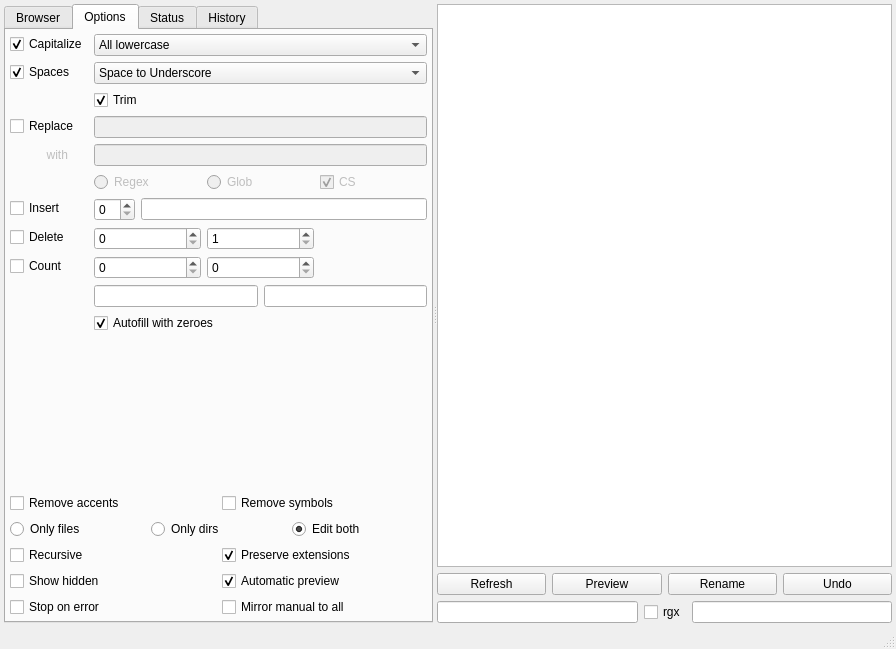
Before: the Qt Designer form gui/filebrowser/demimove.ui in gmdfalk/60-days-of-python, drawn with Qt 5.
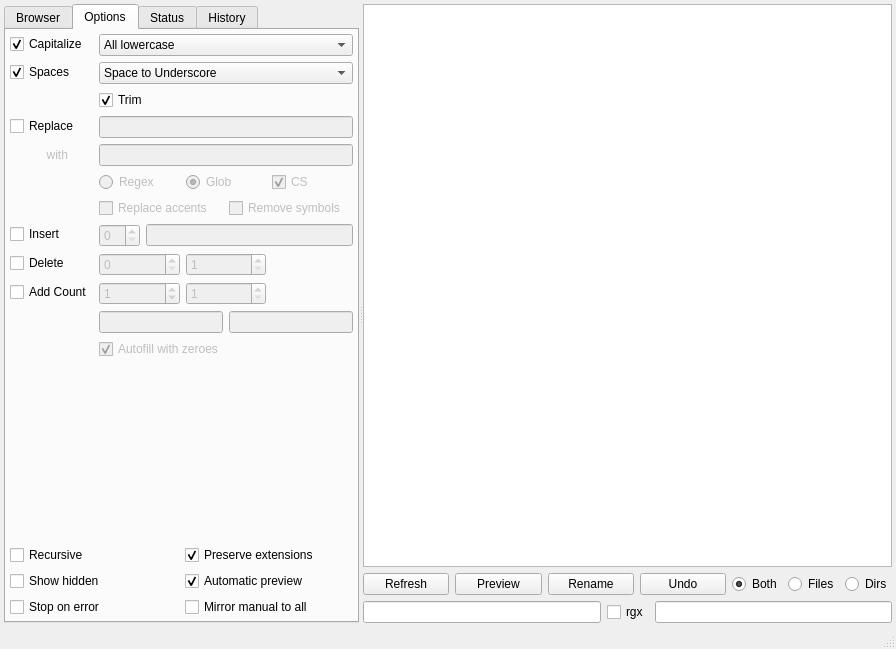
After: the same form once the commit is applied.

Commit message: moving couple of gui things around

Diff of the .ui file:
```diff
--- a/gui/filebrowser/demimove.ui
+++ b/gui/filebrowser/demimove.ui
@@ -62,7 +62,7 @@
           <number>4</number>
          </property>
          <item>
-          <layout class="QVBoxLayout" name="actionlayout" stretch="0,0,0">
+          <layout class="QVBoxLayout" name="actionlayout" stretch="0">
            <item>
             <layout class="QFormLayout" name="actionforms">
              <property name="fieldGrowthPolicy">
@@ -251,17 +251,20 @@
                </item>
               </layout>
              </item>
-             <item row="6" column="0">
+             <item row="8" column="0">
               <widget class="QCheckBox" name="insertcheck">
                <property name="text">
                 <string>Insert</string>
                </property>
               </widget>
              </item>
-             <item row="6" column="1">
+             <item row="8" column="1">
               <layout class="QHBoxLayout" name="insertlayout">
                <item>
                 <widget class="QSpinBox" name="insertpos">
+                 <property name="enabled">
+                  <bool>false</bool>
+                 </property>
                  <property name="toolTip">
                   <string>&lt;html&gt;&lt;head/&gt;&lt;body&gt;&lt;p&gt;&lt;span style=&quot; font-weight:600;&quot;&gt;Insert start position&lt;/span&gt;&lt;/p&gt;&lt;p&gt;Position to insert the following string into. Choose -1 to append.&lt;/p&gt;&lt;/body&gt;&lt;/html&gt;</string>
                  </property>
@@ -269,6 +272,9 @@
                </item>
                <item>
                 <widget class="QLineEdit" name="insertedit">
+                 <property name="enabled">
+                  <bool>false</bool>
+                 </property>
                  <property name="toolTip">
                   <string>&lt;html&gt;&lt;head/&gt;&lt;body&gt;&lt;p&gt;&lt;span style=&quot; font-weight:600;&quot;&gt;Insert string&lt;/span&gt;&lt;/p&gt;&lt;p&gt;String to insert at the defined position.&lt;/p&gt;&lt;/body&gt;&lt;/html&gt;</string>
                  </property>
@@ -276,17 +282,20 @@
                </item>
               </layout>
              </item>
-             <item row="7" column="0">
+             <item row="9" column="0">
               <widget class="QCheckBox" name="deletecheck">
                <property name="text">
                 <string>Delete</string>
                </property>
               </widget>
              </item>
-             <item row="7" column="1">
+             <item row="9" column="1">
               <layout class="QHBoxLayout" name="deletelayout">
                <item>
                 <widget class="QSpinBox" name="deletestart">
+                 <property name="enabled">
+                  <bool>false</bool>
+                 </property>
                  <property name="toolTip">
                   <string>&lt;html&gt;&lt;head/&gt;&lt;body&gt;&lt;p&gt;&lt;span style=&quot; font-weight:600;&quot;&gt;Delete Start Position&lt;/span&gt;&lt;/p&gt;&lt;p&gt;Position to start deleting from.&lt;/p&gt;&lt;/body&gt;&lt;/html&gt;</string>
                  </property>
@@ -297,6 +306,9 @@
                </item>
                <item>
                 <widget class="QSpinBox" name="deleteend">
+                 <property name="enabled">
+                  <bool>false</bool>
+                 </property>
                  <property name="toolTip">
                   <string>&lt;html&gt;&lt;head/&gt;&lt;body&gt;&lt;p&gt;&lt;span style=&quot; font-weight:600;&quot;&gt;Delete End Position&lt;/span&gt;&lt;/p&gt;&lt;p&gt;Position to stop deletion at.&lt;/p&gt;&lt;/body&gt;&lt;/html&gt;</string>
                  </property>
@@ -317,33 +329,45 @@
                </item>
               </layout>
              </item>
-             <item row="8" column="0">
+             <item row="10" column="0">
               <widget class="QCheckBox" name="countcheck">
                <property name="text">
-                <string>Count</string>
+                <string>Add Count</string>
                </property>
               </widget>
              </item>
-             <item row="8" column="1">
+             <item row="10" column="1">
               <layout class="QHBoxLayout" name="countlayout" stretch="0,0,0">
                <item>
                 <widget class="QSpinBox" name="countstart">
+                 <property name="enabled">
+                  <bool>false</bool>
+                 </property>
                  <property name="toolTip">
                   <string>&lt;html&gt;&lt;head/&gt;&lt;body&gt;&lt;p&gt;&lt;span style=&quot; font-weight:600;&quot;&gt;Count base&lt;/span&gt;&lt;/p&gt;&lt;p&gt;This number will be used as a starting point to count from.&lt;/p&gt;&lt;/body&gt;&lt;/html&gt;</string>
                  </property>
                  <property name="whatsThis">
                   <string>&lt;html&gt;&lt;head/&gt;&lt;body&gt;&lt;p&gt;Count-Base&lt;/p&gt;&lt;/body&gt;&lt;/html&gt;</string>
                  </property>
+                 <property name="value">
+                  <number>1</number>
+                 </property>
                 </widget>
                </item>
                <item>
-                <widget class="QSpinBox" name="countend">
+                <widget class="QSpinBox" name="countstep">
+                 <property name="enabled">
+                  <bool>false</bool>
+                 </property>
                  <property name="toolTip">
                   <string>&lt;html&gt;&lt;head/&gt;&lt;body&gt;&lt;p&gt;&lt;span style=&quot; font-weight:600;&quot;&gt;Count step&lt;/span&gt;&lt;/p&gt;&lt;p&gt;Increment the base by this number per target.&lt;/p&gt;&lt;/body&gt;&lt;/html&gt;</string>
                  </property>
                  <property name="whatsThis">
                   <string>&lt;html&gt;&lt;head/&gt;&lt;body&gt;&lt;p&gt;Count-Step&lt;/p&gt;&lt;/body&gt;&lt;/html&gt;</string>
                  </property>
+                 <property name="minimum">
+                  <number>1</number>
+                 </property>
                 </widget>
                </item>
                <item>
@@ -355,10 +379,13 @@
                </item>
               </layout>
              </item>
-             <item row="9" column="1">
+             <item row="11" column="1">
               <layout class="QHBoxLayout" name="countstringlabel">
                <item>
                 <widget class="QLineEdit" name="countpreedit">
+                 <property name="enabled">
+                  <bool>false</bool>
+                 </property>
                  <property name="toolTip">
                   <string>&lt;html&gt;&lt;head/&gt;&lt;body&gt;&lt;p&gt;&lt;span style=&quot; font-weight:600;&quot;&gt;Count Prefix&lt;/span&gt;&lt;/p&gt;&lt;p&gt;A string that will be prepended before the number.&lt;/p&gt;&lt;/body&gt;&lt;/html&gt;</string>
                  </property>
@@ -369,6 +396,9 @@
                </item>
                <item>
                 <widget class="QLineEdit" name="countsufedit">
+                 <property name="enabled">
+                  <bool>false</bool>
+                 </property>
                  <property name="toolTip">
                   <string>&lt;html&gt;&lt;head/&gt;&lt;body&gt;&lt;p&gt;&lt;span style=&quot; font-weight:600;&quot;&gt;Count Suffix&lt;/span&gt;&lt;/p&gt;&lt;p&gt;This string will be appended after the number.&lt;/p&gt;&lt;/body&gt;&lt;/html&gt;</string>
                  </property>
@@ -379,8 +409,11 @@
                </item>
               </layout>
              </item>
-             <item row="10" column="1">
-              <widget class="QCheckBox" name="autofillcheck">
+             <item row="12" column="1">
+              <widget class="QCheckBox" name="countfillcheck">
+               <property name="enabled">
+                <bool>false</bool>
+               </property>
                <property name="toolTip">
                 <string>&lt;html&gt;&lt;head/&gt;&lt;body&gt;&lt;p&gt;&lt;span style=&quot; font-weight:600;&quot;&gt;Autofill&lt;/span&gt;&lt;/p&gt;&lt;p&gt;If the count gains an order of magnitude, fill the previous numbers with a leading zero.&lt;/p&gt;&lt;p&gt;E.g. 8, 9, 10 will become 08, 09, 10, ...&lt;/p&gt;&lt;/body&gt;&lt;/html&gt;</string>
                </property>
@@ -395,74 +428,53 @@
                </property>
               </widget>
              </item>
-            </layout>
-           </item>
-           <item>
-            <layout class="QGridLayout" name="removelayout">
-             <item row="0" column="1">
-              <widget class="QCheckBox" name="accentbox">
-               <property name="toolTip">
-                <string>&lt;html&gt;&lt;head/&gt;&lt;body&gt;&lt;p&gt;&lt;span style=&quot; font-weight:600;&quot;&gt;Remove Symbols&lt;/span&gt;&lt;/p&gt;&lt;p&gt;This will only allow ASCII-letters plus common ASCII-symbols like +_-...&lt;/p&gt;&lt;/body&gt;&lt;/html&gt;</string>
-               </property>
-               <property name="text">
-                <string>Remove symbols</string>
-               </property>
-              </widget>
-             </item>
-             <item row="0" column="0">
-              <widget class="QCheckBox" name="symbolbox">
-               <property name="toolTip">
-                <string>&lt;html&gt;&lt;head/&gt;&lt;body&gt;&lt;p&gt;&lt;span style=&quot; font-weight:600;&quot;&gt;Remove Accents&lt;/span&gt;&lt;/p&gt;&lt;p&gt;This will replace e.g. &amp;quot;čáñů&amp;quot; with &amp;quot;canu&amp;quot;.&lt;/p&gt;&lt;/body&gt;&lt;/html&gt;</string>
-               </property>
-               <property name="text">
-                <string>Remove accents</string>
-               </property>
-              </widget>
-             </item>
-            </layout>
-           </item>
-           <item>
-            <layout class="QHBoxLayout" name="fileradiolayout">
-             <item>
-              <widget class="QRadioButton" name="filesradio">
-               <property name="toolTip">
-                <string>&lt;html&gt;&lt;head/&gt;&lt;body&gt;&lt;p&gt;Only edit files.&lt;/p&gt;&lt;/body&gt;&lt;/html&gt;</string>
-               </property>
-               <property name="text">
-                <string>Only files</string>
-               </property>
-              </widget>
-             </item>
-             <item>
-              <widget class="QRadioButton" name="dirsradio">
-               <property name="toolTip">
-                <string>&lt;html&gt;&lt;head/&gt;&lt;body&gt;&lt;p&gt;Only edit dirs.&lt;/p&gt;&lt;/body&gt;&lt;/html&gt;</string>
-               </property>
-               <property name="text">
-                <string>Only dirs</string>
-               </property>
-              </widget>
-             </item>
-             <item>
-              <widget class="QRadioButton" name="allradio">
-               <property name="toolTip">
-                <string>&lt;html&gt;&lt;head/&gt;&lt;body&gt;&lt;p&gt;Edit both files and directories.&lt;/p&gt;&lt;/body&gt;&lt;/html&gt;</string>
-               </property>
-               <property name="text">
-                <string>Edit both</string>
-               </property>
-               <property name="checked">
-                <bool>true</bool>
-               </property>
-              </widget>
+             <item row="6" column="1">
+              <layout class="QGridLayout" name="removelayout">
+               <item row="0" column="1">
+                <widget class="QCheckBox" name="replacesymbolcheck">
+                 <property name="enabled">
+                  <bool>false</bool>
+                 </property>
+                 <property name="toolTip">
+                  <string>&lt;html&gt;&lt;head/&gt;&lt;body&gt;&lt;p&gt;&lt;span style=&quot; font-weight:600;&quot;&gt;Remove Symbols&lt;/span&gt;&lt;/p&gt;&lt;p&gt;This will only allow ASCII-letters plus common ASCII-symbols like +_-...&lt;/p&gt;&lt;/body&gt;&lt;/html&gt;</string>
+                 </property>
+                 <property name="text">
+                  <string>Remove symbols</string>
+                 </property>
+                </widget>
+               </item>
+               <item row="0" column="0">
+                <widget class="QCheckBox" name="replaceaccentcheck">
+                 <property name="enabled">
+                  <bool>false</bool>
+                 </property>
+                 <property name="toolTip">
+                  <string>&lt;html&gt;&lt;head/&gt;&lt;body&gt;&lt;p&gt;&lt;span style=&quot; font-weight:600;&quot;&gt;Remove Accents&lt;/span&gt;&lt;/p&gt;&lt;p&gt;This will replace e.g. &amp;quot;čáñů&amp;quot; with &amp;quot;canu&amp;quot;.&lt;/p&gt;&lt;/body&gt;&lt;/html&gt;</string>
+                 </property>
+                 <property name="text">
+                  <string>Replace accents</string>
+                 </property>
+                </widget>
+               </item>
+              </layout>
              </item>
             </layout>
            </item>
           </layout>
          </item>
          <item>
-          <layout class="QGridLayout" name="optiongrid" rowstretch="0,0,0" columnstretch="0,0">
-           <item row="1" column="1">
+          <layout class="QGridLayout" name="optiongrid" rowstretch="0,0,0,0" columnstretch="0,0">
+           <item row="3" column="1">
+            <widget class="QCheckBox" name="mirrorcheck">
+             <property name="toolTip">
+              <string>&lt;html&gt;&lt;head/&gt;&lt;body&gt;&lt;p&gt;&lt;span style=&quot; font-weight:600;&quot;&gt;Mirror Manual Changes&lt;/span&gt;&lt;/p&gt;&lt;p&gt;When you manually change a file, MassRenamer will try to replace the same pattern in all files and/or directories.&lt;/p&gt;&lt;/body&gt;&lt;/html&gt;</string>
+             </property>
+             <property name="text">
+              <string>Mirror manual to all</string>
+             </property>
+            </widget>
+           </item>
+           <item row="2" column="1">
             <widget class="QCheckBox" name="previewcheck">
              <property name="toolTip">
               <string>&lt;html&gt;&lt;head/&gt;&lt;body&gt;&lt;p&gt;&lt;span style=&quot; font-weight:600;&quot;&gt;Automatic Preview&lt;/span&gt;&lt;/p&gt;&lt;p&gt;Will automatically update the filename previews whenever an option is changed.&lt;/p&gt;&lt;/body&gt;&lt;/html&gt;</string>
@@ -475,7 +487,7 @@
              </property>
             </widget>
            </item>
-           <item row="2" column="0">
+           <item row="3" column="0">
             <widget class="QCheckBox" name="stopcheck">
              <property name="toolTip">
               <string>&lt;html&gt;&lt;head/&gt;&lt;body&gt;&lt;p&gt;&lt;span style=&quot; font-weight:600;&quot;&gt;Stop On Error&lt;/span&gt;&lt;/p&gt;&lt;p&gt;Halt the renaming process if an error occurs (e.g. a file cannot be renamed due to invalid characters).&lt;/p&gt;&lt;/body&gt;&lt;/html&gt;</string>
@@ -485,7 +497,7 @@
              </property>
             </widget>
            </item>
-           <item row="1" column="0">
+           <item row="2" column="0">
             <widget class="QCheckBox" name="hiddencheck">
              <property name="toolTip">
               <string>&lt;html&gt;&lt;head/&gt;&lt;body&gt;&lt;p&gt;&lt;span style=&quot; font-weight:600;&quot;&gt;Show Hidden&lt;/span&gt;&lt;/p&gt;&lt;p&gt;Show (and therefore edit) hidden files and directories, too.&lt;/p&gt;&lt;/body&gt;&lt;/html&gt;</string>
@@ -495,24 +507,14 @@
              </property>
             </widget>
            </item>
-           <item row="2" column="1">
-            <widget class="QCheckBox" name="mirrorcheck">
-             <property name="toolTip">
-              <string>&lt;html&gt;&lt;head/&gt;&lt;body&gt;&lt;p&gt;&lt;span style=&quot; font-weight:600;&quot;&gt;Mirror Manual Changes&lt;/span&gt;&lt;/p&gt;&lt;p&gt;When you manually change a file, MassRenamer will try to replace the same pattern in all files and/or directories.&lt;/p&gt;&lt;/body&gt;&lt;/html&gt;</string>
-             </property>
-             <property name="text">
-              <string>Mirror manual to all</string>
-             </property>
-            </widget>
-           </item>
-           <item row="0" column="0">
+           <item row="1" column="0">
             <widget class="QCheckBox" name="recursivecheck">
              <property name="text">
               <string>Recursive</string>
              </property>
             </widget>
            </item>
-           <item row="0" column="1">
+           <item row="1" column="1">
             <widget class="QCheckBox" name="extensioncheck">
              <property name="toolTip">
               <string>&lt;html&gt;&lt;head/&gt;&lt;body&gt;&lt;p&gt;&lt;span style=&quot; font-weight:600;&quot;&gt;Preserve Extensions&lt;/span&gt;&lt;/p&gt;&lt;p&gt;Only the edit the basename of the file. Leave the extension untouched.&lt;/p&gt;&lt;/body&gt;&lt;/html&gt;</string>
@@ -525,6 +527,17 @@
              </property>
             </widget>
            </item>
+           <item row="0" column="1">
+            <layout class="QHBoxLayout" name="optionemptylayout">
+             <item>
+              <widget class="QLabel" name="placeholderlabel">
+               <property name="text">
+                <string/>
+               </property>
+              </widget>
+             </item>
+            </layout>
+           </item>
           </layout>
          </item>
         </layout>
@@ -601,6 +614,43 @@
             </property>
            </widget>
           </item>
+          <item>
+           <layout class="QHBoxLayout" name="fileradiolayout">
+            <item>
+             <widget class="QRadioButton" name="allradio">
+              <property name="toolTip">
+               <string>&lt;html&gt;&lt;head/&gt;&lt;body&gt;&lt;p&gt;Edit both files and directories.&lt;/p&gt;&lt;/body&gt;&lt;/html&gt;</string>
+              </property>
+              <property name="text">
+               <string>Both</string>
+              </property>
+              <property name="checked">
+               <bool>true</bool>
+              </property>
+             </widget>
+            </item>
+            <item>
+             <widget class="QRadioButton" name="filesradio">
+              <property name="toolTip">
+               <string>&lt;html&gt;&lt;head/&gt;&lt;body&gt;&lt;p&gt;Only edit files.&lt;/p&gt;&lt;/body&gt;&lt;/html&gt;</string>
+              </property>
+              <property name="text">
+               <string>Files</string>
+              </property>
+             </widget>
+            </item>
+            <item>
+             <widget class="QRadioButton" name="dirsradio">
+              <property name="toolTip">
+               <string>&lt;html&gt;&lt;head/&gt;&lt;body&gt;&lt;p&gt;Only edit dirs.&lt;/p&gt;&lt;/body&gt;&lt;/html&gt;</string>
+              </property>
+              <property name="text">
+               <string>Dirs</string>
+              </property>
+             </widget>
+            </item>
+           </layout>
+          </item>
          </layout>
         </item>
         <item>
```
Left out of the diff: 38 changed lines with no effect on the pictures.
